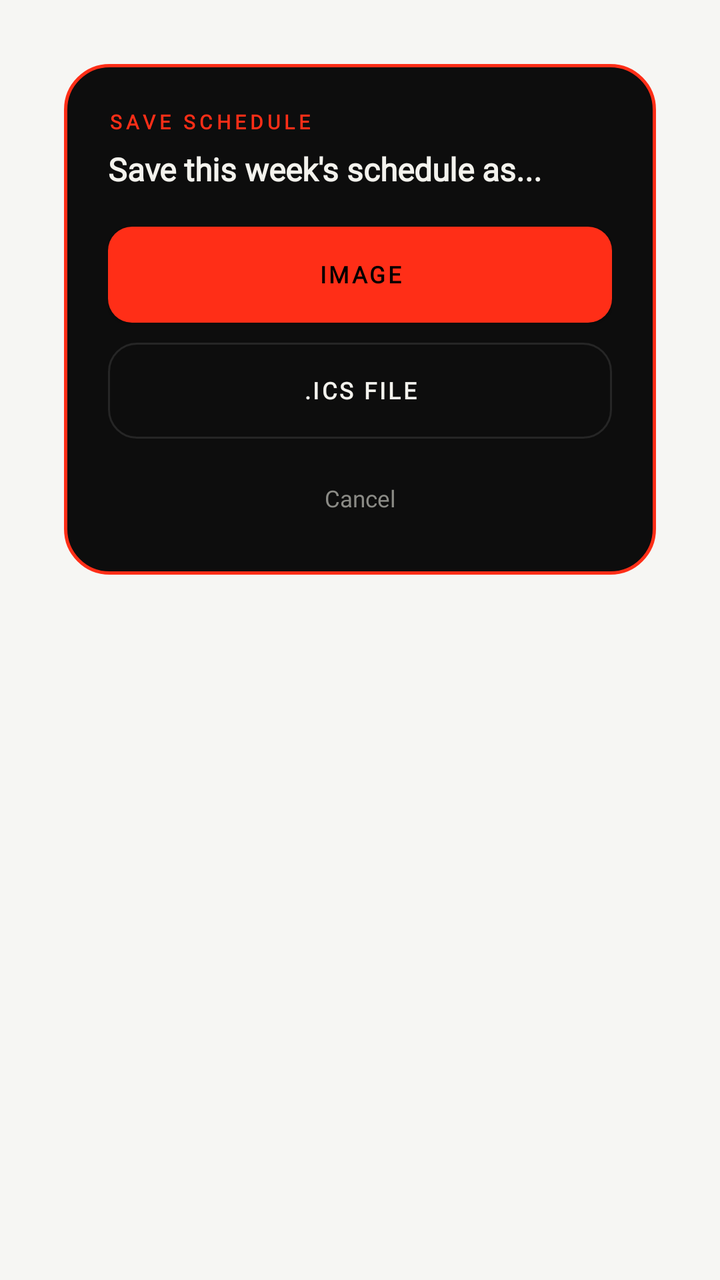
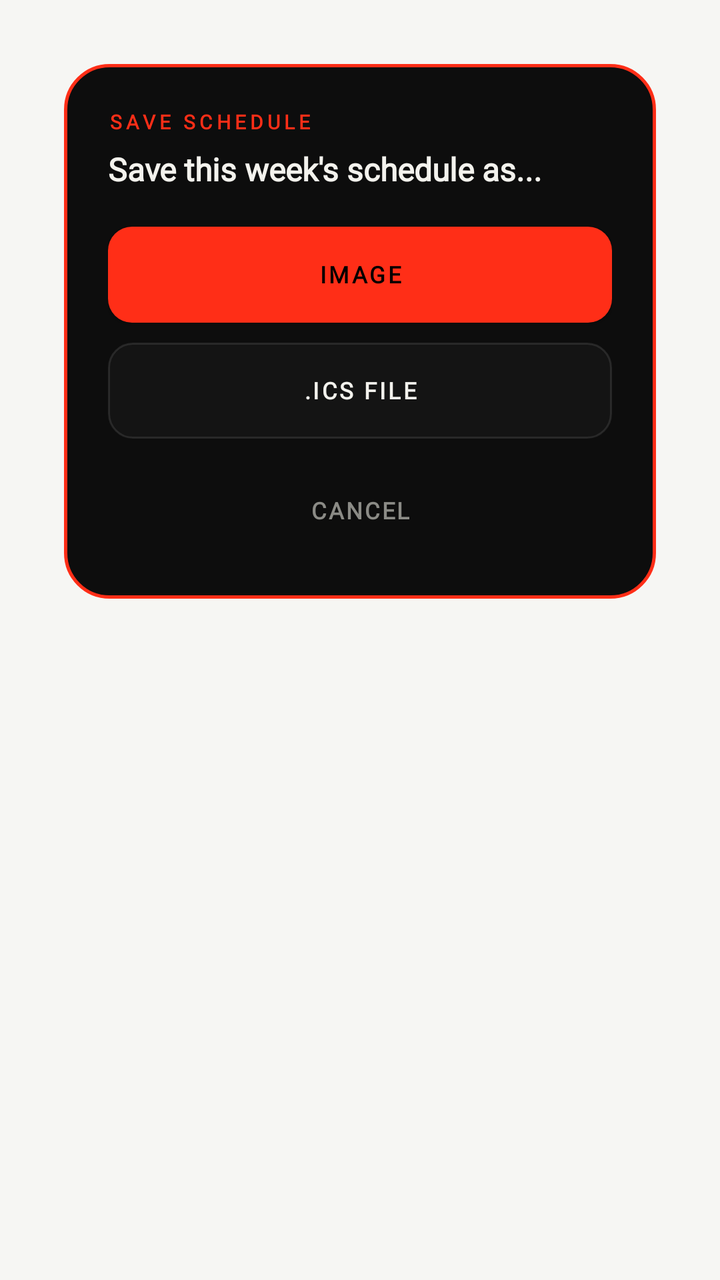

An Android layout rendered at two revisions. The XML below is the earlier revision; the diff shows what the commit changed to produce the second picture.
<!-- AndroidManifest.xml: application theme Theme.CRSScheduler.GE -->
<!-- res/layout/activity_widget_save_ne.xml -->
<?xml version="1.0" encoding="utf-8"?>
<FrameLayout xmlns:android="http://schemas.android.com/apk/res/android"
    android:layout_width="match_parent"
    android:layout_height="match_parent"
    android:gravity="center"
    android:padding="32dp">

    <LinearLayout
        android:layout_width="match_parent"
        android:layout_height="wrap_content"
        android:orientation="vertical"
        android:padding="22dp"
        android:background="@drawable/card_bg_now_ne">

        <TextView
            android:layout_width="match_parent"
            android:layout_height="wrap_content"
            android:text="SAVE SCHEDULE"
            android:textColor="@color/ne_accent"
            android:textSize="10sp"
            android:letterSpacing="0.2"
            android:textStyle="bold"
            android:fontFamily="@font/jetbrains_mono_bold" />

        <TextView
            android:layout_width="match_parent"
            android:layout_height="wrap_content"
            android:layout_marginTop="6dp"
            android:text="Save this week's schedule as..."
            android:textColor="@color/ne_ink"
            android:textStyle="bold"
            android:textSize="16sp"
            android:fontFamily="@font/jetbrains_mono_bold" />

        <Button
            android:id="@+id/btn_save_image"
            android:layout_width="match_parent"
            android:layout_height="wrap_content"
            android:layout_marginTop="18dp"
            android:minHeight="48dp"
            android:text="IMAGE"
            android:textColor="@color/ne_bg"
            android:textSize="11.5sp"
            android:letterSpacing="0.1"
            android:background="@drawable/btn_bg_ne"
            android:backgroundTint="@color/ne_accent"
            android:foreground="@drawable/ripple_rounded_12dp_ne"
            android:textStyle="bold"
            android:fontFamily="@font/jetbrains_mono_bold" />

        <Button
            android:id="@+id/btn_save_ics"
            android:layout_width="match_parent"
            android:layout_height="wrap_content"
            android:layout_marginTop="10dp"
            android:minHeight="48dp"
            android:text=".ICS FILE"
            android:textColor="@color/ne_ink"
            android:textSize="11.5sp"
            android:letterSpacing="0.1"
            android:background="@drawable/row_bg_ne"
            android:foreground="@drawable/ripple_rounded_14dp_ne"
            android:textStyle="bold"
            android:fontFamily="@font/jetbrains_mono_bold" />

        <TextView
            android:id="@+id/btn_cancel"
            android:layout_width="match_parent"
            android:layout_height="wrap_content"
            android:layout_marginTop="14dp"
            android:minHeight="32dp"
            android:gravity="center"
            android:text="Cancel"
            android:textColor="@color/ne_ink_dim"
            android:textSize="11.5sp"
            android:clickable="true"
            android:focusable="true"
            android:foreground="@drawable/ripple_rounded_10dp_ne"
            android:fontFamily="@font/jetbrains_mono" />
    </LinearLayout>
</FrameLayout>
<!-- resources referenced by this layout -->
<resources>
  <color name="ne_accent">#FF2E17</color>
  <color name="ne_bg">#000000</color>
  <color name="ne_ink">#F3F2ED</color>
  <color name="ne_ink_dim">#8B8B86</color>
  <!-- drawable btn_bg_ne (drawable) -->
  <?xml version="1.0" encoding="utf-8"?>
  <shape xmlns:android="http://schemas.android.com/apk/res/android">
      <solid android:color="@color/ne_accent" />
      <corners android:radius="12dp" />
  </shape>
  <!-- drawable card_bg_now_ne (drawable) -->
  <?xml version="1.0" encoding="utf-8"?>
  <shape xmlns:android="http://schemas.android.com/apk/res/android">
      <solid android:color="@color/ne_surface" />
      <corners android:radius="22dp" />
      <stroke android:width="1.5dp" android:color="@color/ne_accent" />
  </shape>
  <!-- drawable ripple_rounded_10dp_ne (drawable) -->
  <?xml version="1.0" encoding="utf-8"?>
  <ripple xmlns:android="http://schemas.android.com/apk/res/android"
      android:color="@color/ne_line_strong">
      <item android:id="@android:id/mask">
          <shape android:shape="rectangle">
              <solid android:color="@android:color/white" />
              <corners android:radius="10dp" />
          </shape>
      </item>
  </ripple>
  <!-- drawable ripple_rounded_12dp_ne (drawable) -->
  <?xml version="1.0" encoding="utf-8"?>
  <ripple xmlns:android="http://schemas.android.com/apk/res/android"
      android:color="@color/ne_line_strong">
      <item android:id="@android:id/mask">
          <shape android:shape="rectangle">
              <solid android:color="@android:color/white" />
              <corners android:radius="12dp" />
          </shape>
      </item>
  </ripple>
  <!-- drawable ripple_rounded_14dp_ne (drawable) -->
  <?xml version="1.0" encoding="utf-8"?>
  <ripple xmlns:android="http://schemas.android.com/apk/res/android"
      android:color="@color/ne_line_strong">
      <item android:id="@android:id/mask">
          <shape android:shape="rectangle">
              <solid android:color="@android:color/white" />
              <corners android:radius="14dp" />
          </shape>
      </item>
  </ripple>
  <!-- drawable row_bg_ne (drawable) -->
  <?xml version="1.0" encoding="utf-8"?>
  <shape xmlns:android="http://schemas.android.com/apk/res/android">
      <solid android:color="@color/ne_surface" />
      <corners android:radius="14dp" />
      <stroke android:width="1dp" android:color="@color/ne_line" />
  </shape>
  <style name="Theme.CRSScheduler.GE" parent="Theme.AppCompat.DayNight.NoActionBar">
          <item name="android:windowBackground">@color/ge_bg</item>
          <item name="colorPrimary">@color/ge_accent</item>
          <item name="colorPrimaryDark">@color/ge_bg</item>
          <item name="colorAccent">@color/ge_accent</item>
      </style>
  <color name="ne_surface">#0D0D0D</color>
  <color name="ne_line_strong">#38FFFFFF</color>
  <color name="ne_line">#1AFFFFFF</color>
  <color name="ge_bg">#F6F6F3</color>
  <color name="ge_accent">#7B1113</color>
</resources>

<!-- the commit's change to res/layout/activity_widget_save_ne.xml (unified diff, before → after) -->
@@ -6,6 +6,7 @@
     android:padding="32dp">
 
     <LinearLayout
+            android:id="@+id/dialog_card_root"
         android:layout_width="match_parent"
         android:layout_height="wrap_content"
         android:orientation="vertical"
@@ -15,7 +16,8 @@
         <TextView
             android:layout_width="match_parent"
             android:layout_height="wrap_content"
-            android:text="SAVE SCHEDULE"
+            android:id="@+id/dialog_save_eyebrow"
+        android:text="SAVE SCHEDULE"
             android:textColor="@color/ne_accent"
             android:textSize="10sp"
             android:letterSpacing="0.2"
@@ -26,7 +28,8 @@
             android:layout_width="match_parent"
             android:layout_height="wrap_content"
             android:layout_marginTop="6dp"
-            android:text="Save this week's schedule as..."
+            android:id="@+id/dialog_save_title"
+        android:text="Save this week's schedule as..."
             android:textColor="@color/ne_ink"
             android:textStyle="bold"
             android:textSize="16sp"
@@ -58,7 +61,7 @@
             android:textColor="@color/ne_ink"
             android:textSize="11.5sp"
             android:letterSpacing="0.1"
-            android:background="@drawable/row_bg_ne"
+            android:background="@drawable/btn_secondary_ne"
             android:foreground="@drawable/ripple_rounded_14dp_ne"
             android:textStyle="bold"
             android:fontFamily="@font/jetbrains_mono_bold" />
@@ -68,9 +71,11 @@
             android:layout_width="match_parent"
             android:layout_height="wrap_content"
             android:layout_marginTop="14dp"
-            android:minHeight="32dp"
+            android:minHeight="44dp"
             android:gravity="center"
-            android:text="Cancel"
+            android:letterSpacing="0.08"
+            android:textStyle="bold"
+            android:text="CANCEL"
             android:textColor="@color/ne_ink_dim"
             android:textSize="11.5sp"
             android:clickable="true"
<!-- resource entries referenced after the edit -->
@@ -9,6 +9,13 @@
   <shape xmlns:android="http://schemas.android.com/apk/res/android">
       <solid android:color="@color/ne_accent" />
       <corners android:radius="12dp" />
+  </shape>
+  <!-- drawable btn_secondary_ne (drawable) -->
+  <?xml version="1.0" encoding="utf-8"?>
+  <shape xmlns:android="http://schemas.android.com/apk/res/android">
+      <solid android:color="@color/ne_surface2" />
+      <corners android:radius="12dp" />
+      <stroke android:width="1dp" android:color="@color/ne_line" />
   </shape>
   <!-- drawable card_bg_now_ne (drawable) -->
   <?xml version="1.0" encoding="utf-8"?>
@@ -50,19 +57,13 @@
           </shape>
       </item>
   </ripple>
-  <!-- drawable row_bg_ne (drawable) -->
-  <?xml version="1.0" encoding="utf-8"?>
-  <shape xmlns:android="http://schemas.android.com/apk/res/android">
-      <solid android:color="@color/ne_surface" />
-      <corners android:radius="14dp" />
-      <stroke android:width="1dp" android:color="@color/ne_line" />
-  </shape>
   <style name="Theme.CRSScheduler.GE" parent="Theme.AppCompat.DayNight.NoActionBar">
           <item name="android:windowBackground">@color/ge_bg</item>
           <item name="colorPrimary">@color/ge_accent</item>
           <item name="colorPrimaryDark">@color/ge_bg</item>
           <item name="colorAccent">@color/ge_accent</item>
       </style>
+  <color name="ne_surface2">#141414</color>
   <color name="ne_surface">#0D0D0D</color>
   <color name="ne_line_strong">#38FFFFFF</color>
   <color name="ne_line">#1AFFFFFF</color>
